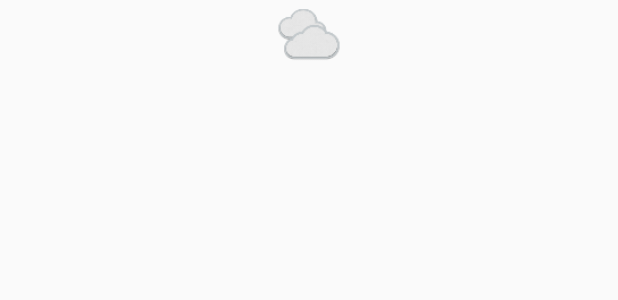
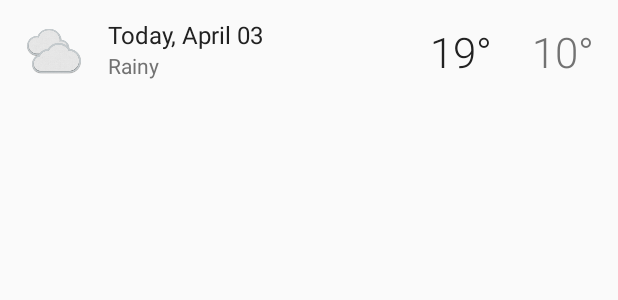
Before and after one commit to geelaro/Blackboard, an Android app: the layout list_item_weather.xml on its own in the app's theme, with its tools: preview values and no code run, on a phone screen of 412 x 824 dp. Shown: the top 300 px of the screen. Run offline under Robolectric (Android 15) with nearby library versions, the phone set to English and light mode, and no system bars.

Commit message:
10.30 WeatherFragment change to ConstraintLayout

```diff
--- a/app/src/main/java/com/geelaro/sunshine/utils/WeatherJsonUtils.java
+++ b/app/src/main/java/com/geelaro/sunshine/utils/WeatherJsonUtils.java
@@ -78,7 +78,6 @@ public class WeatherJsonUtils {
             // For now, using the format "Day, description, hi/low"
             String day;
             String weatherDesc;
-            String highAndLow;
             int weatherId;
 
             // Get the JSON object representing the day
--- a/app/src/main/java/com/geelaro/sunshine/weather/WeatherFragment.java
+++ b/app/src/main/java/com/geelaro/sunshine/weather/WeatherFragment.java
@@ -34,6 +34,7 @@ public class WeatherFragment extends Fragment implements WeatherContract.Weather
     private final static String TAG = WeatherFragment.class.getSimpleName();
     private final static int ID_WEATHER_LOADER = 11;
     private WeatherAdapter mWeatherAdapter;
+    private RecyclerView recyclerView;
     private Context mContext;
     private List<WeatherBean> mData;
     private LinearLayoutManager manager;
@@ -65,7 +66,7 @@ public class WeatherFragment extends Fragment implements WeatherContract.Weather
         mWeatherAdapter = new WeatherAdapter(mContext);
         manager = new LinearLayoutManager(getActivity());
 
-        RecyclerView recyclerView = (RecyclerView) rootView.findViewById(R.id.listview_weather);
+        recyclerView = (RecyclerView) rootView.findViewById(R.id.listview_weather);
 
         recyclerView.setHasFixedSize(true);
         recyclerView.setLayoutManager(manager);
--- a/app/src/main/java/com/geelaro/sunshine/weather/model/WeatherModel.java
+++ b/app/src/main/java/com/geelaro/sunshine/weather/model/WeatherModel.java
@@ -37,6 +37,7 @@ public class WeatherModel implements WeatherContract.Model {
                 try {
                     List<WeatherBean> list = WeatherJsonUtils.getWeatherDataFromJson(response);
                     SunLog.d("Response: ",response);
+
                     listener.onSuccess(list);
                 } catch (JSONException e) {
                     e.printStackTrace();
--- a/app/src/main/res/layout/frame_weather.xml
+++ b/app/src/main/res/layout/frame_weather.xml
@@ -4,15 +4,18 @@
     android:layout_width="match_parent"
     android:layout_height="match_parent"
     android:paddingLeft="@dimen/activity_horizontal_margin"
-
     android:paddingRight="@dimen/activity_horizontal_margin"
     android:paddingTop="@dimen/activity_vertical_margin"
     android:paddingBottom="@dimen/activity_vertical_margin"
     tools:context="com.geelaro.sunshine.weather.WeatherFragment">
 
+    <ScrollView
+        android:layout_height="match_parent"
+        android:layout_width="match_parent" >
     <android.support.v7.widget.RecyclerView
         android:id="@+id/listview_weather"
         android:layout_width="match_parent"
         android:layout_height="match_parent" />
 
+    </ScrollView>>
 </FrameLayout>
--- a/app/src/main/res/layout/list_item_weather.xml
+++ b/app/src/main/res/layout/list_item_weather.xml
@@ -1,29 +1,78 @@
 <?xml version="1.0" encoding="utf-8"?>
+<android.support.constraint.ConstraintLayout xmlns:android="http://schemas.android.com/apk/res/android"
+    xmlns:app="http://schemas.android.com/apk/res-auto"
+    xmlns:tools="http://schemas.android.com/tools"
+    android:layout_width="match_parent"
+    android:layout_height="wrap_content"
+    android:minHeight="?android:attr/listPreferredItemHeight"
+    android:paddingBottom="@dimen/list_item_padding_vertical"
+    android:paddingLeft="@dimen/list_item_padding_horizontal"
+    android:paddingRight="@dimen/list_item_padding_horizontal"
+    android:paddingTop="@dimen/list_item_padding_vertical">
 
-<LinearLayout xmlns:android="http://schemas.android.com/apk/res/android"
-    android:orientation="horizontal"
-    android:layout_width="match_parent"
-    android:layout_height="wrap_content">
+    <ImageView
+        android:id="@+id/weather_icon"
+        android:layout_width="@dimen/list_icon"
+        android:layout_height="@dimen/list_icon"
+        app:layout_constraintBottom_toTopOf="@+id/guideline"
+        app:layout_constraintLeft_toLeftOf="parent"
+        app:layout_constraintTop_toTopOf="@+id/guideline"
+        tools:src="@drawable/ic_cloudy"/>
 
     <TextView
         android:id="@+id/date"
-       style="@style/weatherText"
-        android:gravity="center"
+        android:layout_width="wrap_content"
+        android:layout_height="wrap_content"
+        android:layout_marginLeft="@dimen/list_item_date_left_margin"
+        android:layout_marginStart="@dimen/list_item_date_start_margin"
+        android:textAppearance="@style/TextAppearance.AppCompat.Subhead"
         android:textColor="@color/primary_text"
-        />
-
-    <ImageView
-        android:id="@+id/weatherImage"
-        android:layout_height="45dp"
-        android:layout_width="0dp"
-        android:layout_weight="1"
-        android:src="@drawable/ic_cloudy"/>
+        app:layout_constraintBottom_toTopOf="@+id/guideline"
+        app:layout_constraintLeft_toRightOf="@+id/weather_icon"
+        tools:text="Today, April 03"/>
 
     <TextView
-        android:id="@+id/weatherTemp"
-        style="@style/weatherText"
-        android:gravity="center"
+        android:id="@+id/weather_description"
+        android:layout_width="wrap_content"
+        android:layout_height="wrap_content"
+        android:textAppearance="@style/TextAppearance.AppCompat.Body1"
+        android:textColor="@color/secondary_text"
+        app:layout_constraintLeft_toLeftOf="@+id/date"
+        app:layout_constraintTop_toTopOf="@+id/guideline"
+        tools:text="Rainy"/>
+
+    <TextView
+        android:id="@+id/high_temperature"
+        android:layout_width="wrap_content"
+        android:layout_height="wrap_content"
+        android:layout_marginEnd="@dimen/forecast_temperature_space"
+        android:layout_marginRight="@dimen/forecast_temperature_space"
+        android:fontFamily="sans-serif-light"
         android:textColor="@color/primary_text"
-        />
+        android:textSize="@dimen/weather_text_size"
+        app:layout_constraintBottom_toTopOf="@+id/guideline"
+        app:layout_constraintRight_toLeftOf="@+id/low_temperature"
+        app:layout_constraintTop_toTopOf="@+id/guideline"
+        tools:text="19\u00b0"/>
 
-</LinearLayout>
+    <TextView
+        android:id="@+id/low_temperature"
+        android:layout_width="60dp"
+        android:layout_height="wrap_content"
+        android:fontFamily="sans-serif-light"
+        android:gravity="end"
+        android:textSize="@dimen/weather_text_size"
+        android:textColor="@color/secondary_text"
+        app:layout_constraintBottom_toBottomOf="@+id/guideline"
+        app:layout_constraintRight_toRightOf="parent"
+        app:layout_constraintTop_toTopOf="@+id/guideline"
+        tools:text="10\u00b0"/>
+
+    <android.support.constraint.Guideline
+        android:id="@+id/guideline"
+        android:layout_width="wrap_content"
+        android:layout_height="wrap_content"
+        android:orientation="horizontal"
+        app:layout_constraintGuide_percent="0.5"/>
+
+</android.support.constraint.ConstraintLayout>
--- a/app/src/main/res/values/dimens.xml
+++ b/app/src/main/res/values/dimens.xml
@@ -8,4 +8,31 @@
 
     <dimen name="text_middle_size">16sp</dimen>
     <dimen name="text_margin">10dp</dimen>>
+
+    <dimen name="weather_detail_horizontal_padding">32dp</dimen>
+    <dimen name="weather_detail_vertical_padding">16dp</dimen>
+
+    <!-- Icon Sizes -->
+    <dimen name="today_icon">96dp</dimen>
+    <dimen name="list_icon">40dp</dimen>
+
+    <!-- Text Sizes - We are using DP here rather than SP because these are already large
+         font sizes, and going larger will cause lots of view problems.  This is only for
+         the large weather numbers in the weather list -->
+    <dimen name="weather_text_size">28dp</dimen>
+
+    <dimen name="weather_temperature_space">4dp</dimen>
+
+    <!-- We will eventually use this to allow us to add additional padding for different screen
+         sizes-->
+    <dimen name="today_weather_list_item_vertical_padding">16dp</dimen>
+    <dimen name="list_item_icon_margin_right">24dp</dimen>
+    <dimen name="list_item_icon_margin_end">@dimen/list_item_icon_margin_right</dimen>
+    <dimen name="list_item_padding_horizontal">16dp</dimen>
+    <dimen name="loading_indicator_size">42dp</dimen>
+    <dimen name="list_item_high_temperature_margin">12dp</dimen>
+    <dimen name="list_item_padding_vertical">12dp</dimen>
+    <dimen name="list_item_low_temperature_text_view_size">48dp</dimen>
+    <dimen name="list_item_date_left_margin">16dp</dimen>
+    <dimen name="list_item_date_start_margin">@dimen/list_item_date_left_margin</dimen>
 </resources>
```
Also changed, not shown: app/src/main/java/com/geelaro/sunshine/weather/WeatherAdapter.java (+12 -7 lines), app/src/main/res/layout/list_item_weathers.xml (added, +29 -0 lines).
